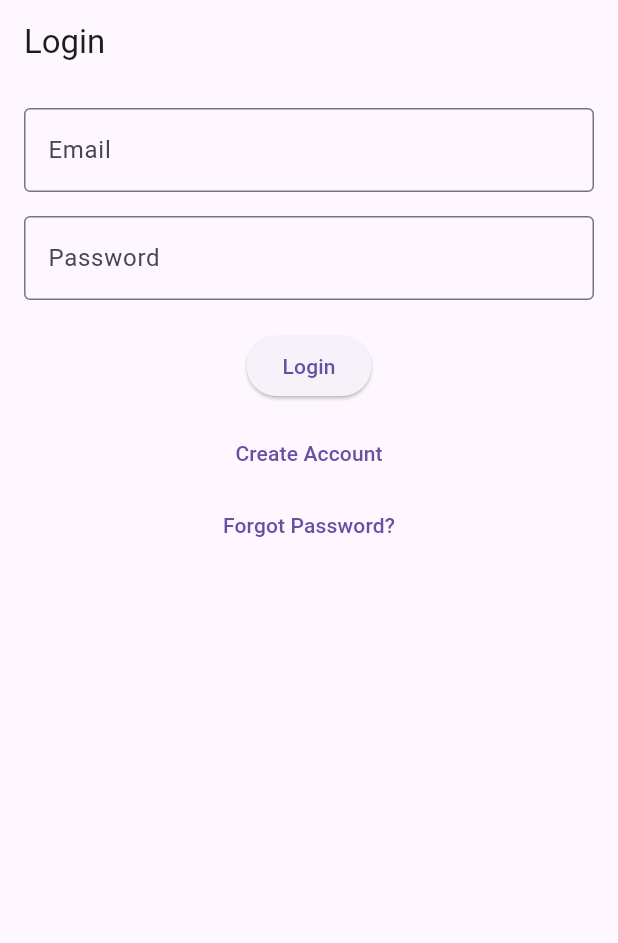
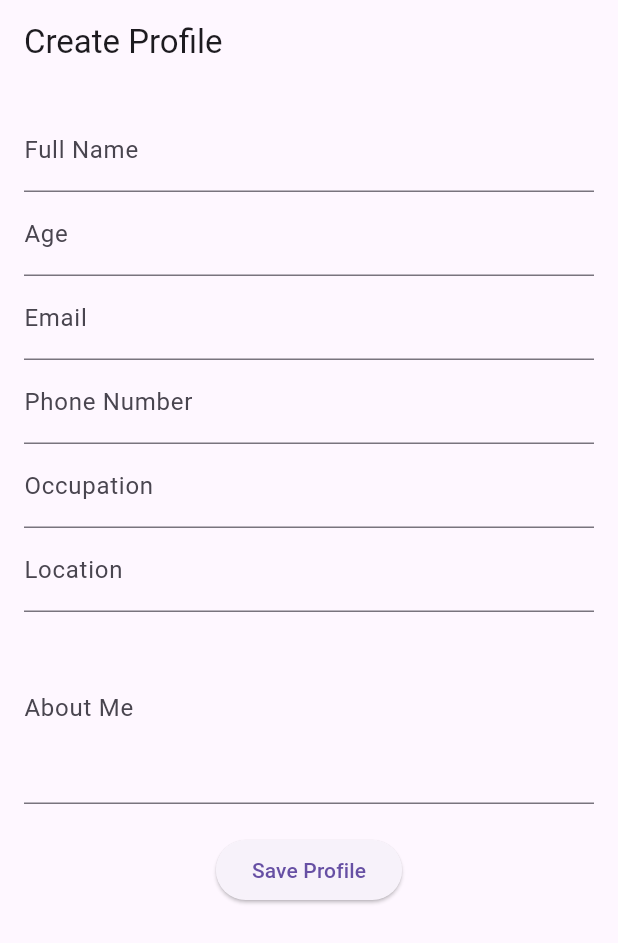
Before and after one commit to Dhanaraj07/PDMA, a Flutter app: the screen it shows after launch, on a phone screen of 412 x 824 dp. Shown: the top 943 px of the screen. Run offline on Flutter 3.47's test engine with Material 3 defaults, Android fonts, the phone set to English and light mode, and no system bars; our stand-ins replace dio, flutter_riverpod, shared_preferences.

Commit message:
Added profile model and create profile screen

```diff
--- a/lib/features/profile/data/profile_model.dart
+++ b/lib/features/profile/data/profile_model.dart
@@ -0,0 +1,54 @@
+import 'dart:convert';
+
+class ProfileModel {
+  final String fullName;
+  final String age;
+  final String email;
+  final String phone;
+  final String occupation;
+  final String location;
+  final String aboutMe;
+  final String imagePath;
+
+  ProfileModel({
+    required this.fullName,
+    required this.age,
+    required this.email,
+    required this.phone,
+    required this.occupation,
+    required this.location,
+    required this.aboutMe,
+    required this.imagePath,
+  });
+
+  Map<String, dynamic> toMap() {
+    return {
+      'fullName': fullName,
+      'age': age,
+      'email': email,
+      'phone': phone,
+      'occupation': occupation,
+      'location': location,
+      'aboutMe': aboutMe,
+      'imagePath': imagePath,
+    };
+  }
+
+  factory ProfileModel.fromMap(Map<String, dynamic> map) {
+    return ProfileModel(
+      fullName: map['fullName'] ?? '',
+      age: map['age'] ?? '',
+      email: map['email'] ?? '',
+      phone: map['phone'] ?? '',
+      occupation: map['occupation'] ?? '',
+      location: map['location'] ?? '',
+      aboutMe: map['aboutMe'] ?? '',
+      imagePath: map['imagePath'] ?? '',
+    );
+  }
+
+  String toJson() => jsonEncode(toMap());
+
+  factory ProfileModel.fromJson(String source) =>
+      ProfileModel.fromMap(jsonDecode(source));
+}
--- a/lib/features/profile/providers/profile_provider.dart
+++ b/lib/features/profile/providers/profile_provider.dart
@@ -0,0 +1,5 @@
+import 'package:flutter_riverpod/flutter_riverpod.dart';
+
+import '../data/profile_model.dart';
+
+final profileProvider = StateProvider<ProfileModel?>((ref) => null);
--- a/lib/features/profile/screens/create_profile_screen.dart
+++ b/lib/features/profile/screens/create_profile_screen.dart
@@ -0,0 +1,96 @@
+import 'package:flutter/material.dart';
+import 'package:flutter_riverpod/flutter_riverpod.dart';
+
+import '../data/profile_model.dart';
+import '../providers/profile_provider.dart';
+
+class CreateProfileScreen extends ConsumerWidget {
+  CreateProfileScreen({super.key});
+
+  final fullNameController = TextEditingController();
+
+  final ageController = TextEditingController();
+
+  final emailController = TextEditingController();
+
+  final phoneController = TextEditingController();
+
+  final occupationController = TextEditingController();
+
+  final locationController = TextEditingController();
+
+  final aboutController = TextEditingController();
+
+  @override
+  Widget build(BuildContext context, WidgetRef ref) {
+    return Scaffold(
+      appBar: AppBar(title: const Text("Create Profile")),
+      body: SingleChildScrollView(
+        padding: const EdgeInsets.all(16),
+        child: Column(
+          children: [
+            TextField(
+              controller: fullNameController,
+              decoration: const InputDecoration(labelText: "Full Name"),
+            ),
+
+            TextField(
+              controller: ageController,
+              decoration: const InputDecoration(labelText: "Age"),
+            ),
+
+            TextField(
+              controller: emailController,
+              decoration: const InputDecoration(labelText: "Email"),
+            ),
+
+            TextField(
+              controller: phoneController,
+              decoration: const InputDecoration(labelText: "Phone Number"),
+            ),
+
+            TextField(
+              controller: occupationController,
+              decoration: const InputDecoration(labelText: "Occupation"),
+            ),
+
+            TextField(
+              controller: locationController,
+              decoration: const InputDecoration(labelText: "Location"),
+            ),
+
+            TextField(
+              controller: aboutController,
+              maxLines: 4,
+              decoration: const InputDecoration(labelText: "About Me"),
+            ),
+
+            const SizedBox(height: 20),
+
+            ElevatedButton(
+              onPressed: () {
+                final profile = ProfileModel(
+                  fullName: fullNameController.text,
+                  age: ageController.text,
+                  email: emailController.text,
+                  phone: phoneController.text,
+                  occupation: occupationController.text,
+                  location: locationController.text,
+                  aboutMe: aboutController.text,
+                  imagePath: '',
+                );
+
+                ref.read(profileProvider.notifier).state = profile;
+
+                ScaffoldMessenger.of(
+                  context,
+                ).showSnackBar(const SnackBar(content: Text("Profile Saved")));
+              },
+              child: const Text("Save Profile"),
+            ),
+          ],
+        ),
+      ),
+    );
+  }
+}
--- a/lib/main.dart
+++ b/lib/main.dart
@@ -1,7 +1,6 @@
 import 'package:flutter/material.dart';
 import 'package:flutter_riverpod/flutter_riverpod.dart';
-
-import 'features/auth/screens/splash_screen.dart';
+import 'package:profile_discovery_app/features/profile/screens/create_profile_screen.dart';
 
 void main() {
   runApp(const ProviderScope(child: MyApp()));
@@ -12,9 +11,9 @@ class MyApp extends StatelessWidget {
 
   @override
   Widget build(BuildContext context) {
-    return const MaterialApp(
+    return MaterialApp(
       debugShowCheckedModeBanner: false,
-      home: SplashScreen(),
+      home: CreateProfileScreen(),
     );
   }
 }
```
Also changed, not shown: lib/features/auth/data/auth_remote_datasource.dart (+16 -0 lines), lib/features/auth/data/auth_repository.dart (+11 -0 lines), lib/features/auth/providers/auth_provider.dart (+35 -0 lines), lib/features/auth/screens/login_screen.dart (+41 -3 lines).
